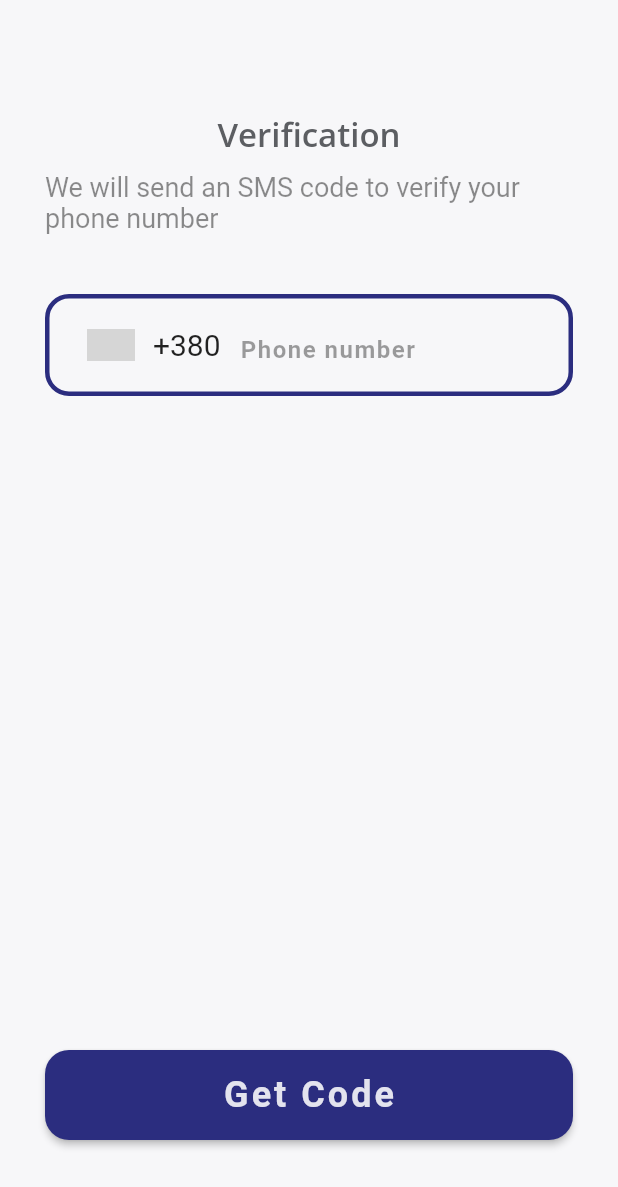
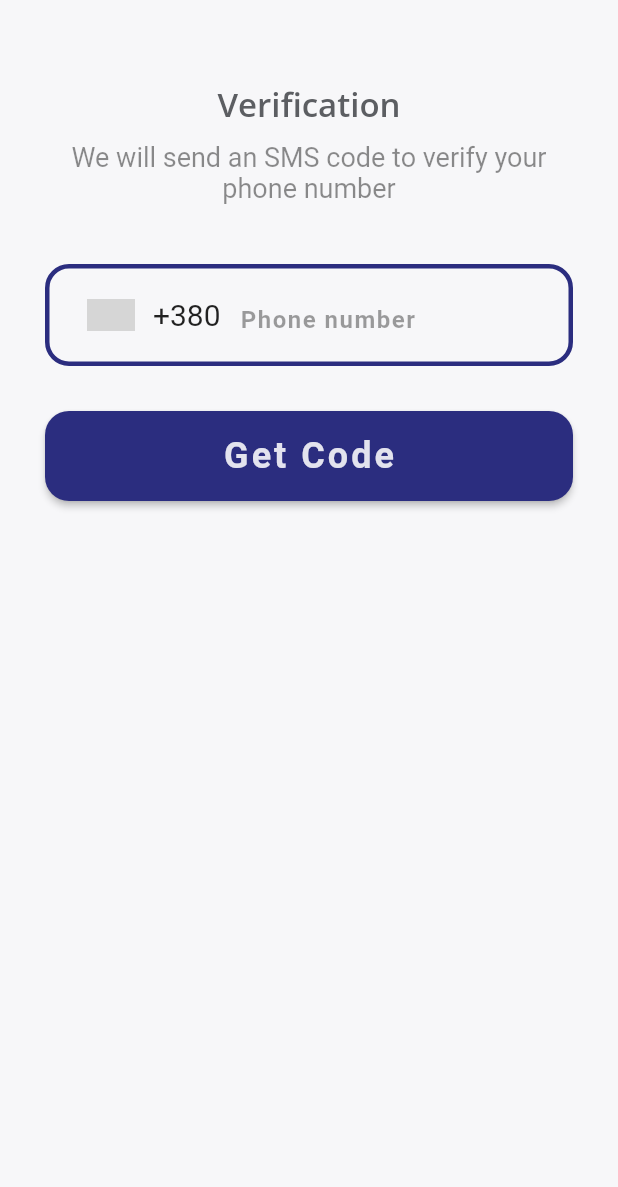
Before and after one commit to MVK-GROUP/uz-webapp, a Flutter app: the screen it shows after launch, after a tap on "Let's go!", on a phone screen of 412 x 824 dp. Shown: the top 1187 px of the screen. Run offline on Flutter 3.47's test engine with Material 2 defaults, Android fonts, the light colour scheme and no system bars; drawn by our look-alikes of intl_phone_number_input; our stand-ins replace easy_localization, google_fonts, shared_preferences, url_strategy; grey boxes are pictures that could not be loaded.

Commit message:
Improve auth screens

```diff
--- a/lib/screens/auth/enter_phone.dart
+++ b/lib/screens/auth/enter_phone.dart
@@ -1,4 +1,5 @@
 import 'package:easy_localization/easy_localization.dart';
+import 'package:flutter/foundation.dart';
 import 'package:flutter/material.dart';
 import 'package:intl_phone_number_input/intl_phone_number_input.dart';
 import 'package:uz_app/screens/auth/enter_otp.dart';
@@ -46,9 +47,8 @@ class _EnterPhoneScreenState extends State<EnterPhoneScreen> {
           child: Form(
             key: formKey,
             child: Column(
-              mainAxisAlignment: MainAxisAlignment.center,
               children: [
-                const SizedBox(height: 50),
+                const SizedBox(height: 30),
                 Text(
                   'auth.phone_verification'.tr(),
                   style: Theme.of(context).textTheme.headline4,
@@ -58,11 +58,12 @@ class _EnterPhoneScreenState extends State<EnterPhoneScreen> {
                       const EdgeInsets.symmetric(horizontal: 30, vertical: 10),
                   child: Text(
                     'auth.phone_help_text'.tr(),
+                    textAlign: TextAlign.center,
                     style: const TextStyle(fontSize: 18, color: Colors.black45),
                   ),
                 ),
                 Container(
-                  constraints: const BoxConstraints(maxWidth: 500),
+                  constraints: const BoxConstraints(maxWidth: 410),
                   margin:
                       const EdgeInsets.symmetric(horizontal: 30, vertical: 30),
                   child: InternationalPhoneNumberInput(
@@ -122,10 +123,6 @@ class _EnterPhoneScreenState extends State<EnterPhoneScreen> {
                         signed: true, decimal: true),
                   ),
                 ),
-                const SizedBox(
-                  height: 20,
-                ),
-                const Spacer(),
                 _isSendingPhone
                     ? const MainButton(
                         isWaitingButton: true, mHorizontalInset: 30)
@@ -142,9 +139,11 @@ class _EnterPhoneScreenState extends State<EnterPhoneScreen> {
                           });
                           if (number.phoneNumber != null) {
                             try {
-                              final wasSent = await AuthApi.createOtp(
-                                  number.phoneNumber ?? "");
-
+                              var wasSent = true;
+                              if (!kDebugMode) {
+                                wasSent = await AuthApi.createOtp(
+                                    number.phoneNumber ?? "");
+                              }
                               phoneNumber = number.phoneNumber;
                               if (!mounted) return;
                               if (wasSent) {
--- a/lib/screens/auth/welcome.dart
+++ b/lib/screens/auth/welcome.dart
@@ -42,35 +42,10 @@ class _WelcomeScreenState extends State<WelcomeScreen> {
             child: Column(
               children: [
                 const SizedBox(height: 30),
-                Row(
-                  mainAxisAlignment: MainAxisAlignment.center,
-                  children: [
-                    Container(
-                      height: 50,
-                      width: 200,
-                      decoration: const BoxDecoration(
-                        image: DecorationImage(
-                          image: AssetImage('assets/logos/uz_blue.png'),
-                        ),
-                      ),
-                    ),
-                    Container(
-                      width: 2,
-                      height: 40,
-                      decoration: BoxDecoration(
-                          color: AppColors.mainColor,
-                          borderRadius: BorderRadius.circular(20)),
-                    ),
-                    Container(
-                      height: 50,
-                      width: 200,
-                      decoration: const BoxDecoration(
-                        image: DecorationImage(
-                          image: AssetImage('assets/logos/mvk.png'),
-                        ),
-                      ),
-                    ),
-                  ],
+                SizedBox(
+                  width: 300,
+                  height: 45,
+                  child: Image.asset('assets/logos/uz_mvk.png'),
                 ),
                 const SizedBox(height: 20),
                 const Spacer(),
```
Also changed, not shown: lib/screens/auth/enter_otp.dart (+15 -9 lines), assets/logos/uz_mvk.png (added).
